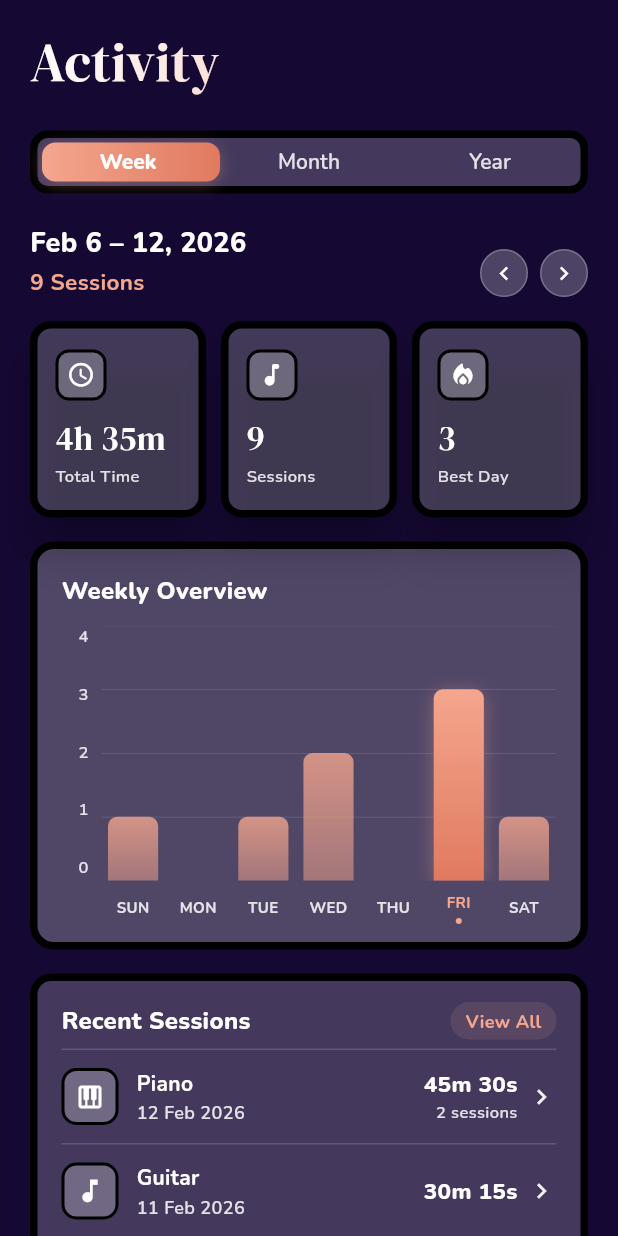
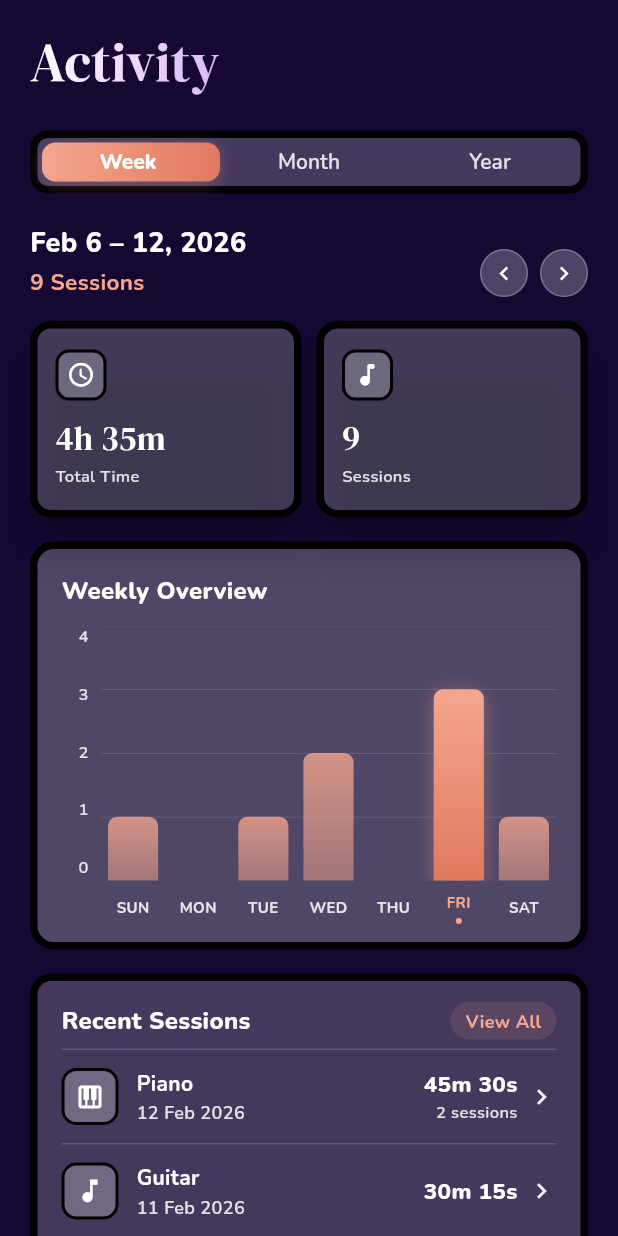
Before and after one commit to marlyocat/listzly, a Flutter app: the ActivityPage screen opened directly, on a phone screen of 412 x 824 dp. Run offline on Flutter 3.47's test engine with Material 3 defaults, Android fonts, the light colour scheme and no system bars; our stand-ins replace google_fonts, lottie; missing offline and left inert: turn_page_transition; project files that could hold a hidden picture were left out.

Commit message:
Update title pages

```diff
--- a/lib/pages/activity_page.dart
+++ b/lib/pages/activity_page.dart
@@ -115,7 +115,7 @@ class _ActivityPageState extends State<ActivityPage>
                   padding: const EdgeInsets.fromLTRB(20, 16, 20, 4),
                   child: ShaderMask(
                     shaderCallback: (bounds) => const LinearGradient(
-                      colors: [Colors.white, Color(0xFFF4A68E)],
+                      colors: [Colors.white, primaryLight],
                       begin: Alignment.topLeft,
                       end: Alignment.bottomRight,
                     ).createShader(bounds),
@@ -304,13 +304,6 @@ class _ActivityPageState extends State<ActivityPage>
             value: '9',
             label: 'Sessions',
             color: primaryLight,
-          ),
-          const SizedBox(width: 10),
-          _buildStatCard(
-            icon: Icons.local_fire_department_rounded,
-            value: '3',
-            label: 'Best Day',
-            color: const Color(0xFFFBBF24),
           ),
         ],
       ),
--- a/lib/pages/profile_page.dart
+++ b/lib/pages/profile_page.dart
@@ -18,7 +18,7 @@ class ProfilePage extends StatelessWidget {
                 padding: const EdgeInsets.fromLTRB(20, 16, 20, 4),
                 child: ShaderMask(
                   shaderCallback: (bounds) => const LinearGradient(
-                    colors: [Colors.white, accentCoral],
+                    colors: [Colors.white, primaryLight],
                     begin: Alignment.topLeft,
                     end: Alignment.bottomRight,
                   ).createShader(bounds),
```
